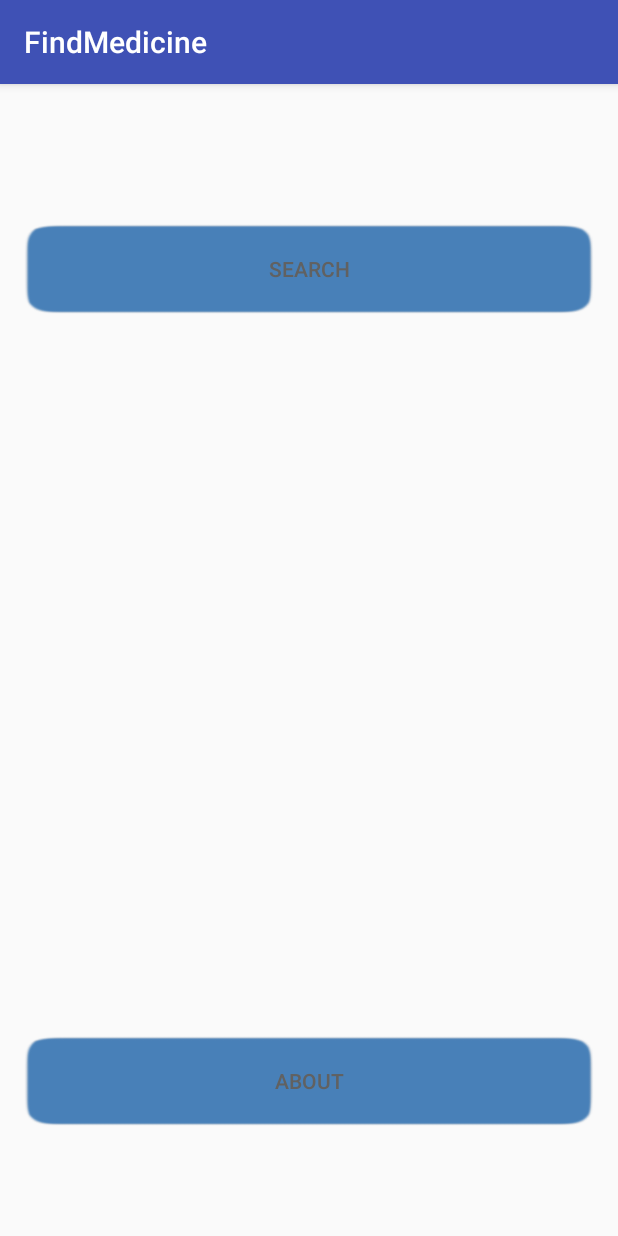
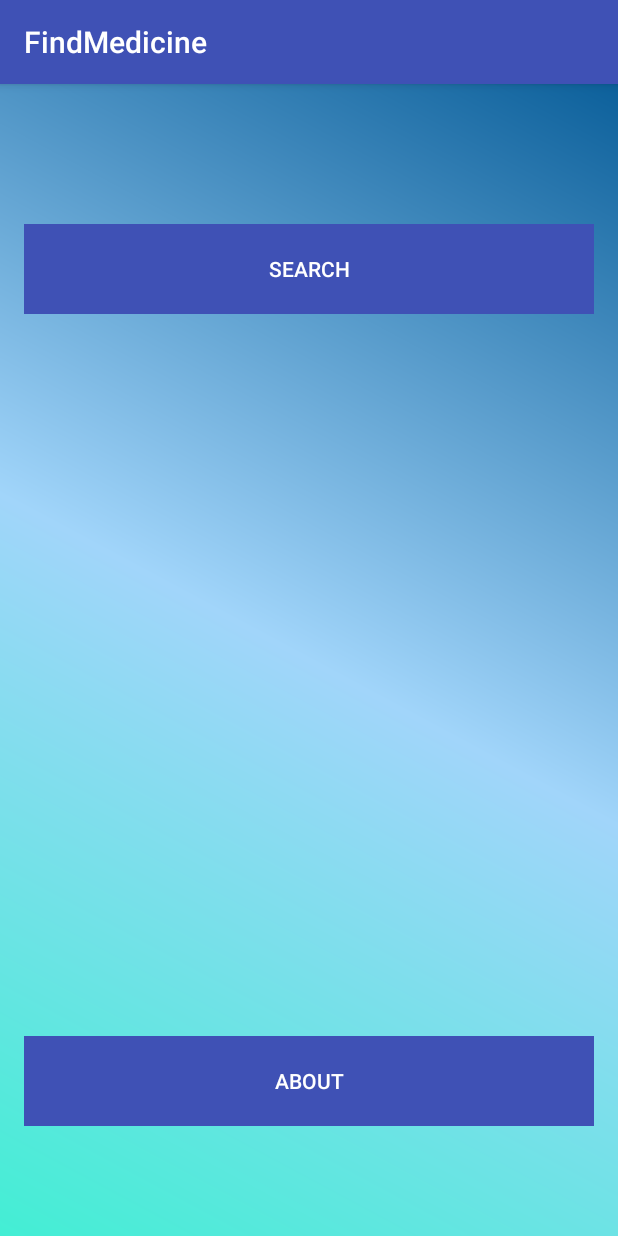
Before and after one commit to chistyinfo/FindMedicine, an Android app: the MainActivity screen opened directly, with no data from a screen before it, on a phone screen of 412 x 824 dp. Run offline under Robolectric (Android 15) with nearby library versions, the phone set to English and light mode, and no system bars.

Commit message:
tab is okay and color changed

```diff
--- a/app/src/main/res/layout/activity_main.xml
+++ b/app/src/main/res/layout/activity_main.xml
@@ -8,6 +8,7 @@
     android:paddingLeft="@dimen/activity_horizontal_margin"
     android:paddingRight="@dimen/activity_horizontal_margin"
     android:paddingTop="@dimen/activity_vertical_margin"
+    android:background="@drawable/gradient_background_media"
     tools:context="megaminds.findmedicine.MainActivity">
 
 
@@ -45,7 +46,8 @@
             android:layout_width="match_parent"
             android:layout_height="60dp"
             android:layout_margin="0dp"
-            android:background="@drawable/buttonback"
+            android:background="@color/colorPrimary"
+            android:textColor="@color/white"
             android:text="@string/about"
             />
 
@@ -69,8 +71,9 @@
             android:layout_width="match_parent"
             android:layout_height="60dp"
             android:layout_margin="0dp"
-            android:background="@drawable/buttonback"
+            android:background="@color/colorPrimary"
             android:text="@string/serch"
+            android:textColor="@color/white"
             />
 
     </megaminds.findmedicine.buttoneffects.MaterialRippleLayout>
--- a/app/src/main/res/layout/fragment_one.xml
+++ b/app/src/main/res/layout/fragment_one.xml
@@ -2,6 +2,7 @@
     xmlns:tools="http://schemas.android.com/tools"
     android:layout_width="match_parent"
     android:layout_height="match_parent"
+    android:background="@drawable/gradient_background_media"
     tools:context="info.androidhive.materialtabs.fragments.OneFragment">
 
     <TextView
--- a/app/src/main/res/layout/fragment_two.xml
+++ b/app/src/main/res/layout/fragment_two.xml
@@ -2,6 +2,7 @@
     xmlns:tools="http://schemas.android.com/tools"
     android:layout_width="match_parent"
     android:layout_height="match_parent"
+    android:background="@drawable/gradient_background_media"
     tools:context="info.androidhive.materialtabs.fragments.TwoFragment">
 
     <TextView
```
Also changed, not shown: app/src/main/res/layout/activity_simple_tabs.xml (+1 -18 lines).
